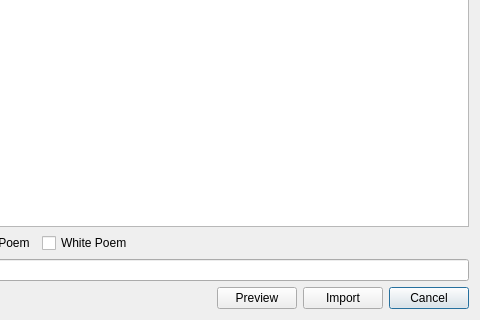
This is src/importer/importeroptionsdialog.ui in srazi/Saaghar as Qt 5 draws it before an edit; both pictures show x 292 to 772 and y 88 to 408 of the 772 by 408 pixel window. The edited form follows.
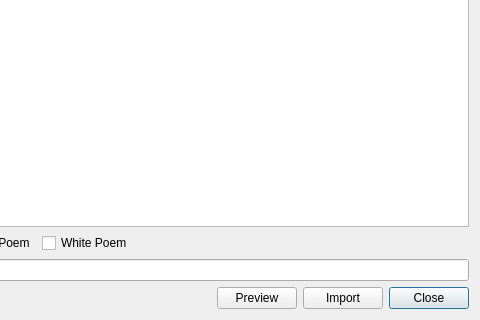
This is the edited form.

What changed in the file:
```diff
--- a/src/importer/importeroptionsdialog.ui
+++ b/src/importer/importeroptionsdialog.ui
@@ -212,7 +212,7 @@
    <item row="5" column="7">
     <widget class="QPushButton" name="cancelPushButton">
      <property name="text">
-      <string>Cancel</string>
+      <string>Close</string>
      </property>
     </widget>
    </item>
```
